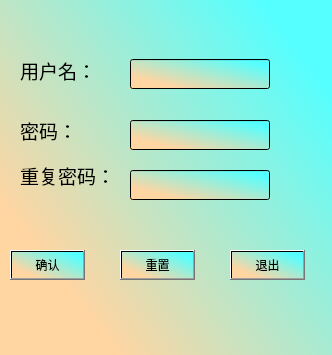
SWX-TJ/RobotVisionClient, file register_dialog.ui: the form before one commit.
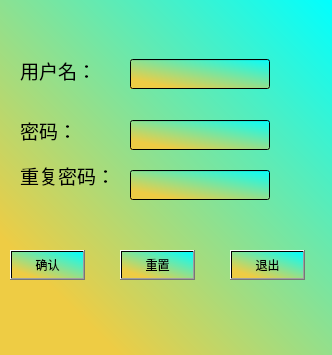
The form after the commit.

Commit message: modify the software color.

What changed in the file:
```diff
--- a/register_dialog.ui
+++ b/register_dialog.ui
@@ -14,7 +14,7 @@
    <string>Dialog</string>
   </property>
   <property name="styleSheet">
-   <string notr="true">background-color: qlineargradient(spread:pad, x1:0.943, y1:0.193182, x2:0.187, y2:0.818182, stop:0 rgba(85, 255, 255, 255), stop:0.982955 rgba(255, 213, 162, 255));
+   <string notr="true">background-color: qlineargradient(spread:pad, x1:0.199, y1:0.852273, x2:1, y2:0, stop:0 rgba(238, 204, 68, 255), stop:1 rgba(0, 255, 255, 255));
 font: 14pt &quot;华文新魏&quot;;</string>
   </property>
   <widget class="QLabel" name="usr_label">
```
The commit also changes 9 other files.
